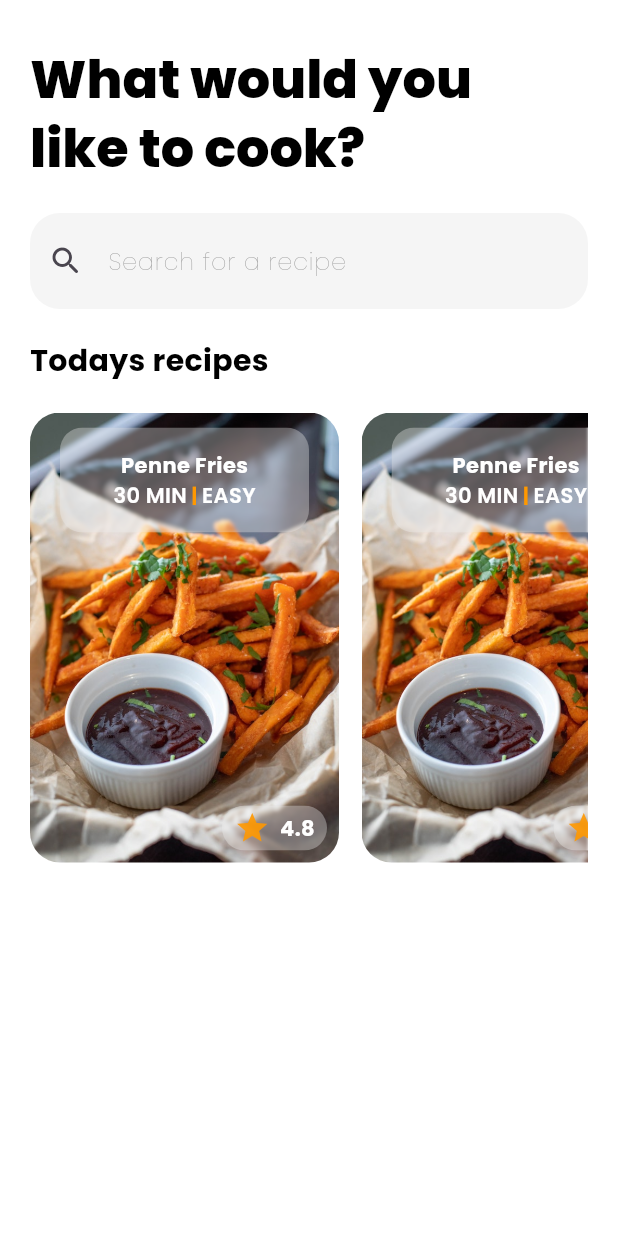
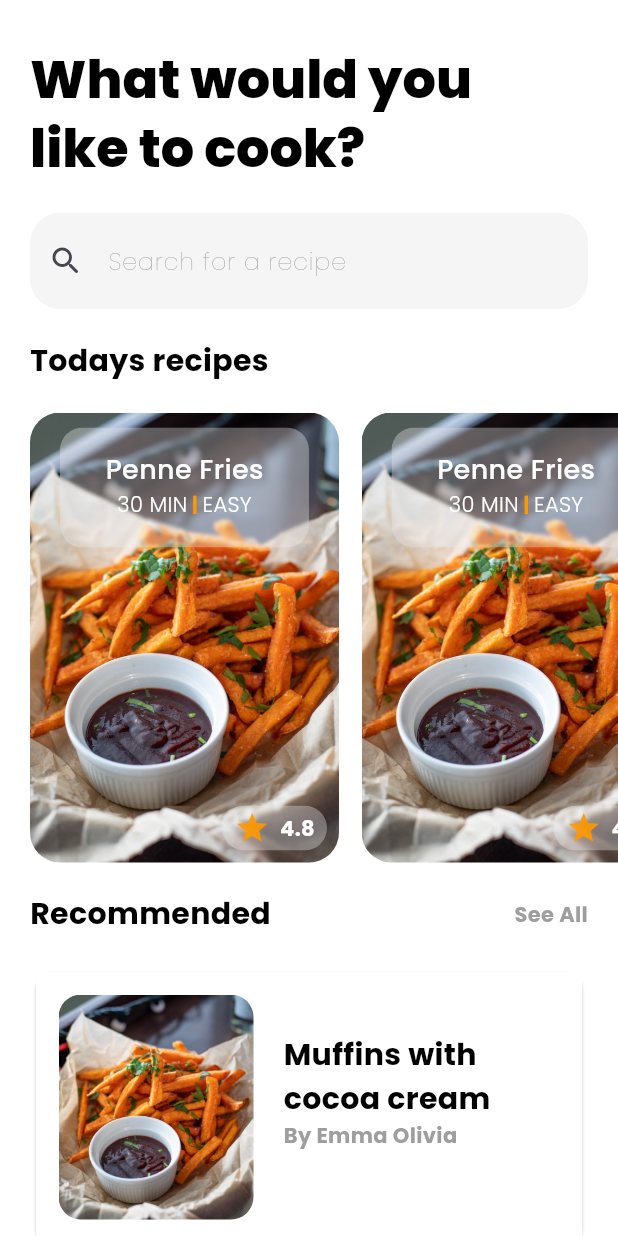
Before and after one commit to samrasugu/cooking_recipe_app, a Flutter app: the HomeScreen screen opened directly, on a phone screen of 412 x 824 dp. Run offline on Flutter 3.47's test engine with Material 2 defaults, Android fonts, the light colour scheme and no system bars; our stand-ins replace flutter_svg, get, google_fonts.

Commit message:
feat: added recommended recipes - refactored home page widgets

```diff
--- a/lib/pages/home_screen.dart
+++ b/lib/pages/home_screen.dart
@@ -1,6 +1,6 @@
-import 'package:cooking_recipe_app/value_objects/app_asset_strings.dart';
-import 'package:cooking_recipe_app/widgets/custom_recipe_card.dart';
 import 'package:cooking_recipe_app/widgets/custom_search_field.dart';
+import 'package:cooking_recipe_app/widgets/recommended_recipes.dart';
+import 'package:cooking_recipe_app/widgets/todays_recipes.dart';
 import 'package:flutter/material.dart';
 import 'package:google_fonts/google_fonts.dart';
 
@@ -19,6 +19,7 @@ class HomeScreen extends StatelessWidget {
               horizontal: 20.0,
             ),
             child: Column(
+              mainAxisSize: MainAxisSize.min,
               mainAxisAlignment: MainAxisAlignment.center,
               crossAxisAlignment: CrossAxisAlignment.start,
               children: [
@@ -50,24 +51,37 @@ class HomeScreen extends StatelessWidget {
                 const SizedBox(
                   height: 20,
                 ),
-                SizedBox(
-                  height: 300,
-                  child: ListView.builder(
-                    itemCount: 5,
-                    shrinkWrap: true,
-                    scrollDirection: Axis.horizontal,
-                    physics: const AlwaysScrollableScrollPhysics(),
-                    itemBuilder: (context, index) {
-                      return const CustomRecipeCard(
-                        imagePath: friesImage,
-                        title: 'Penne Fries',
-                        time: '30 MIN',
-                        level: 'EASY',
-                        rating: '4.8',
-                      );
-                    },
-                  ),
-                )
+                const TodaysRecipes(),
+                const SizedBox(
+                  height: 20,
+                ),
+                const Row(
+                  mainAxisAlignment: MainAxisAlignment.spaceBetween,
+                  children: <Widget>[
+                    Text(
+                      'Recommended',
+                      style: TextStyle(
+                        color: Colors.black,
+                        fontSize: 20,
+                        fontWeight: FontWeight.bold,
+                      ),
+                    ),
+                    Text(
+                      'See All',
+                      style: TextStyle(
+                        color: Colors.grey,
+                        fontWeight: FontWeight.bold,
+                      ),
+                    ),
+                  ],
+                ),
+                const SizedBox(
+                  height: 20,
+                ),
+                const RecommendedRecipes(),
+                const SizedBox(
+                  height: 20,
+                ),
               ],
             ),
           ),
--- /dev/null
+++ b/lib/value_objects/dummy_data.dart
@@ -0,0 +1,17 @@
+// dummy todays recipe list
+List<Map<String, String>> todaysRecipe = [
+  {
+    'title': 'Penne Fries',
+    'imagePath': 'assets/fries.jpg',
+    'time': '30 MIN',
+    'level': 'EASY',
+    'rating': '4.8',
+  },
+  {
+    'title': 'Penne Fries',
+    'imagePath': 'assets/fries.jpg',
+    'time': '30 MIN',
+    'level': 'EASY',
+    'rating': '4.8',
+  },
+];
--- a/lib/widgets/custom_recipe_card.dart
+++ b/lib/widgets/custom_recipe_card.dart
@@ -42,7 +42,7 @@ class CustomRecipeCard extends StatelessWidget {
               child: BackdropFilter(
                 filter: ui.ImageFilter.blur(sigmaX: 1.0, sigmaY: 1.0),
                 child: Container(
-                  height: 70,
+                  height: 80,
                   width: MediaQuery.of(context).size.width * 1 / 2,
                   padding: const EdgeInsets.all(
                     15.0,
@@ -55,7 +55,8 @@ class CustomRecipeCard extends StatelessWidget {
                       Text(
                         title,
                         style: const TextStyle(
-                          fontWeight: FontWeight.bold,
+                          fontWeight: FontWeight.w500,
+                          fontSize: 18,
                         ),
                       ),
                       Row(
@@ -64,7 +65,7 @@ class CustomRecipeCard extends StatelessWidget {
                           Text(
                             time,
                             style: const TextStyle(
-                              fontWeight: FontWeight.w600,
+                              fontWeight: FontWeight.w300,
                             ),
                           ),
                           const Text(
@@ -78,7 +79,7 @@ class CustomRecipeCard extends StatelessWidget {
                           Text(
                             level,
                             style: const TextStyle(
-                              fontWeight: FontWeight.w600,
+                              fontWeight: FontWeight.w300,
                             ),
                           ),
                         ],
--- /dev/null
+++ b/lib/widgets/recommended_recipe_widget.dart
@@ -0,0 +1,121 @@
+import 'package:cooking_recipe_app/value_objects/app_asset_strings.dart';
+import 'package:flutter/material.dart';
+
+class RecommendedRecipeWidget extends StatelessWidget {
+  const RecommendedRecipeWidget({super.key});
+
+  @override
+  Widget build(BuildContext context) {
+    return Card(
+      shape: const RoundedRectangleBorder(
+        borderRadius: BorderRadius.all(
+          Radius.circular(10.0),
+        ),
+        side: BorderSide.none,
+      ),
+      elevation: 1.0,
+      child: Container(
+        padding: const EdgeInsets.all(15.0),
+        decoration: const BoxDecoration(
+          color: Colors.white,
+          border: Border(
+            bottom: BorderSide.none,
+          ),
+        ),
+        child: const Row(
+          mainAxisAlignment: MainAxisAlignment.spaceBetween,
+          children: [
+            SizedBox(
+              height: 150,
+              width: 130,
+              child: ClipRRect(
+                borderRadius: BorderRadius.all(
+                  Radius.circular(15.0),
+                ),
+                child: Image(
+                  image: AssetImage(
+                    friesImage,
+                  ),
+                  fit: BoxFit.cover,
+                ),
+              ),
+            ),
+            SizedBox(
+              width: 20,
+            ),
+            Expanded(
+              child: Column(
+                crossAxisAlignment: CrossAxisAlignment.start,
+                children: <Widget>[
+                  Text(
+                    'Muffins with cocoa cream',
+                    style: TextStyle(
+                      fontSize: 20,
+                      color: Colors.black,
+                      fontWeight: FontWeight.bold,
+                    ),
+                  ),
+                  Text(
+                    'By Emma Olivia',
+                    style: TextStyle(
+                      color: Colors.grey,
+                      fontWeight: FontWeight.bold,
+                    ),
+                  ),
+                  Row(
+                    children: <Widget>[
+                      Text('data'),
+                    ],
+                  )
+                ],
+              ),
+            )
+          ],
+        ),
+      ),
+    );
+  }
+}
+
+// ListTile(
+//         shape: RoundedRectangleBorder(
+//           side: BorderSide.none,
+//         ),
+//         leading: SizedBox(
+//           // height: 150,
+//           width: 120,
+//           child: Image(
+//             image: AssetImage(
+//               friesImage,
+//             ),
+//             fit: BoxFit.cover,
+//           ),
+//         ),
+//         tileColor: Colors.white,
+//         horizontalTitleGap: 20.0,
+//         title: Column(
+//           crossAxisAlignment: CrossAxisAlignment.start,
+//           children: <Widget>[
+//             Text(
+//               'Muffins with cocoa cream',
+//               style: TextStyle(
+//                 fontSize: 20,
+//                 color: Colors.black,
+//                 fontWeight: FontWeight.bold,
+//               ),
+//             ),
+//             Text(
+//               'By Emma Olivia',
+//               style: TextStyle(
+//                 color: Colors.grey,
+//                 fontWeight: FontWeight.bold,
+//               ),
+//             ),
+//             Row(
+//               children: <Widget>[
+//                 Text('data'),
+//               ],
+//             )
+//           ],
+//         ),
+//       ),
--- /dev/null
+++ b/lib/widgets/recommended_recipes.dart
@@ -0,0 +1,19 @@
+import 'package:cooking_recipe_app/widgets/recommended_recipe_widget.dart';
+import 'package:flutter/material.dart';
+
+class RecommendedRecipes extends StatelessWidget {
+  const RecommendedRecipes({super.key});
+
+  @override
+  Widget build(BuildContext context) {
+    return ListView.builder(
+      itemCount: 5,
+      shrinkWrap: true,
+      scrollDirection: Axis.vertical,
+      clipBehavior: Clip.none,
+      itemBuilder: (context, index) {
+        return const RecommendedRecipeWidget();
+      },
+    );
+  }
+}
--- /dev/null
+++ b/lib/widgets/todays_recipes.dart
@@ -0,0 +1,30 @@
+import 'package:cooking_recipe_app/value_objects/app_asset_strings.dart';
+import 'package:cooking_recipe_app/widgets/custom_recipe_card.dart';
+import 'package:flutter/material.dart';
+
+class TodaysRecipes extends StatelessWidget {
+  const TodaysRecipes({super.key});
+
+  @override
+  Widget build(BuildContext context) {
+    return SizedBox(
+      height: 300,
+      child: ListView.builder(
+        itemCount: 5,
+        shrinkWrap: true,
+        scrollDirection: Axis.horizontal,
+        physics: const AlwaysScrollableScrollPhysics(),
+        clipBehavior: Clip.none,
+        itemBuilder: (context, index) {
+          return const CustomRecipeCard(
+            imagePath: friesImage,
+            title: 'Penne Fries',
+            time: '30 MIN',
+            level: 'EASY',
+            rating: '4.8',
+          );
+        },
+      ),
+    );
+  }
+}
```
